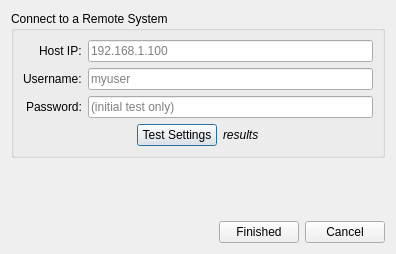
trueos/sysadm-ui-qt, file src-qt5/gui_client/NewConnectionWizard.ui: the form before one commit.
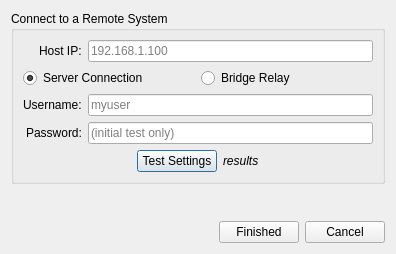
The form after the commit. Icons and pictures are not drawn.

Commit message: Setup the new connection wizard on the client to understand the difference between bridges and server for the first-time connection.

```diff
--- a/src-qt5/gui_client/NewConnectionWizard.ui
+++ b/src-qt5/gui_client/NewConnectionWizard.ui
@@ -41,28 +41,28 @@
         </property>
        </widget>
       </item>
-      <item row="1" column="0">
+      <item row="2" column="0">
        <widget class="QLabel" name="label_user">
         <property name="text">
          <string>Username:</string>
         </property>
        </widget>
       </item>
-      <item row="1" column="1">
+      <item row="2" column="1">
        <widget class="QLineEdit" name="line_user">
         <property name="placeholderText">
          <string>myuser</string>
         </property>
        </widget>
       </item>
-      <item row="2" column="0">
+      <item row="3" column="0">
        <widget class="QLabel" name="label_pass">
         <property name="text">
          <string>Password:</string>
         </property>
        </widget>
       </item>
-      <item row="2" column="1">
+      <item row="3" column="1">
        <widget class="QLineEdit" name="line_pass">
         <property name="echoMode">
          <enum>QLineEdit::Password</enum>
@@ -72,7 +72,7 @@
         </property>
        </widget>
       </item>
-      <item row="3" column="0" colspan="2">
+      <item row="4" column="0" colspan="2">
        <layout class="QHBoxLayout" name="horizontalLayout">
         <item>
          <spacer name="horizontalSpacer_2">
@@ -125,6 +125,27 @@
         </item>
        </layout>
       </item>
+      <item row="1" column="0" colspan="2">
+       <layout class="QHBoxLayout" name="horizontalLayout_3">
+        <item>
+         <widget class="QRadioButton" name="radio_server">
+          <property name="text">
+           <string>Server Connection</string>
+          </property>
+          <property name="checked">
+           <bool>true</bool>
+          </property>
+         </widget>
+        </item>
+        <item>
+         <widget class="QRadioButton" name="radioButton">
+          <property name="text">
+           <string>Bridge Relay</string>
+          </property>
+         </widget>
+        </item>
+       </layout>
+      </item>
      </layout>
     </widget>
    </item>
```
The commit also changes 1 other file.
